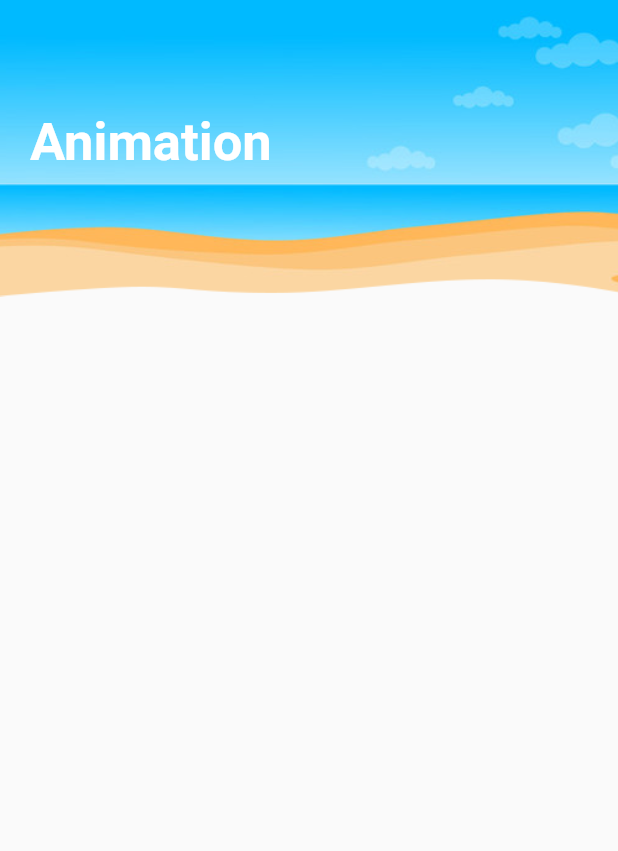
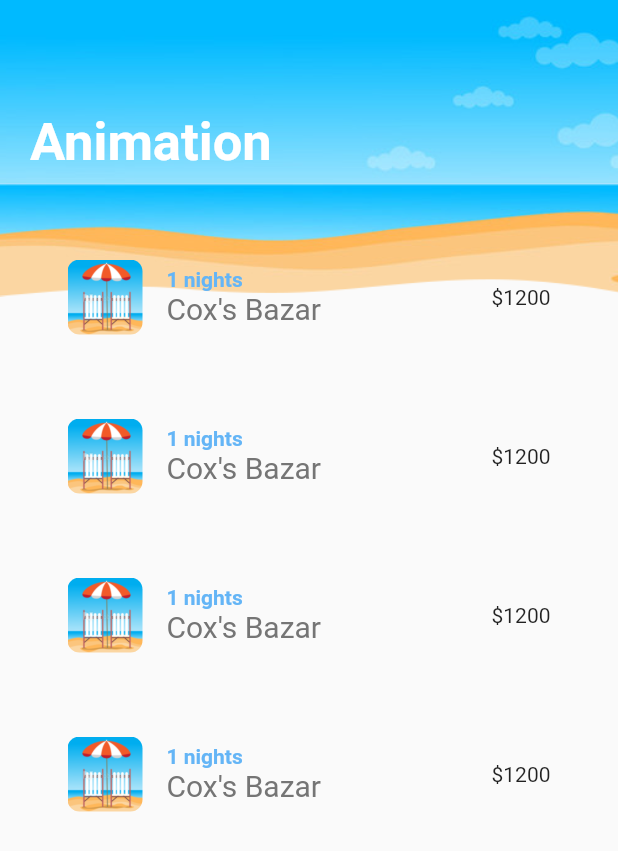
Before and after one commit to Tareq23/Flutter-Animation, a Flutter app: the screen it shows after launch, on a phone screen of 412 x 824 dp. Shown: the top 851 px of the screen. Run offline on Flutter 3.47's test engine with Material 2 defaults, Android fonts, the phone set to English and light mode, and no system bars.

Commit message:
add trip list items

```diff
--- /dev/null
+++ b/lib/components/trip_list.dart
@@ -0,0 +1,69 @@
+import 'package:flutter/material.dart';
+import 'package:flutter_animation/models/item_model.dart';
+
+class TripList extends StatefulWidget {
+  const TripList({Key? key}) : super(key: key);
+
+  @override
+  _TripListState createState() => _TripListState();
+}
+
+class _TripListState extends State<TripList> {
+
+  final GlobalKey _listKey = GlobalKey();
+
+   final List<TripModel> _tripList = [
+    TripModel(
+        name: "Cox's Bazar",
+        price: "1200",
+        night: "1",
+        imgUrl: "images/beach.png"),
+    TripModel(
+        name: "Cox's Bazar",
+        price: "1200",
+        night: "1",
+        imgUrl: "images/beach.png"),
+    TripModel(
+        name: "Cox's Bazar",
+        price: "1200",
+        night: "1",
+        imgUrl: "images/beach.png"),
+    TripModel(
+        name: "Cox's Bazar",
+        price: "1200",
+        night: "1",
+        imgUrl: "images/beach.png"),
+  ];
+
+  @override
+  Widget build(BuildContext context) {
+    return ListView.builder(
+      key: _listKey,
+      itemCount: _tripList.length,
+        itemBuilder: (context, index) {
+      return ListTile(
+        contentPadding: const EdgeInsets.all(25),
+        title: Column(
+          crossAxisAlignment: CrossAxisAlignment.start,
+          children: <Widget>[
+            Text('${_tripList[index].night} nights',
+                style: TextStyle(
+                    fontSize: 14,
+                    fontWeight: FontWeight.bold,
+                    color: Colors.blue[300])),
+            Text(_tripList[index].name,
+                style: TextStyle(fontSize: 20, color: Colors.grey[600])),
+          ],
+        ),
+        leading: ClipRRect(
+          borderRadius: BorderRadius.circular(8.0),
+          child: Image.asset(
+            _tripList[index].imgUrl,
+            height: 50.0,
+          ),
+        ),
+        trailing: Text('\$${_tripList[index].price}'),
+      );
+    });
+  }
+}
--- a/lib/pages/home_page.dart
+++ b/lib/pages/home_page.dart
@@ -1,4 +1,5 @@
 import 'package:flutter/material.dart';
+import 'package:flutter_animation/components/trip_list.dart';
 
 class HomePage extends StatefulWidget {
   const HomePage({Key? key}) : super(key: key);
@@ -29,7 +30,9 @@ class _HomePageState extends State<HomePage> {
               alignment: Alignment.centerLeft,
               child: const Text('Animation',style: TextStyle(color: Colors.white,fontSize: 35,fontWeight: FontWeight.w600),),
             ),
-
+            Flexible(
+              child: TripList(),
+            )
           ],
         ),
       ),
```
